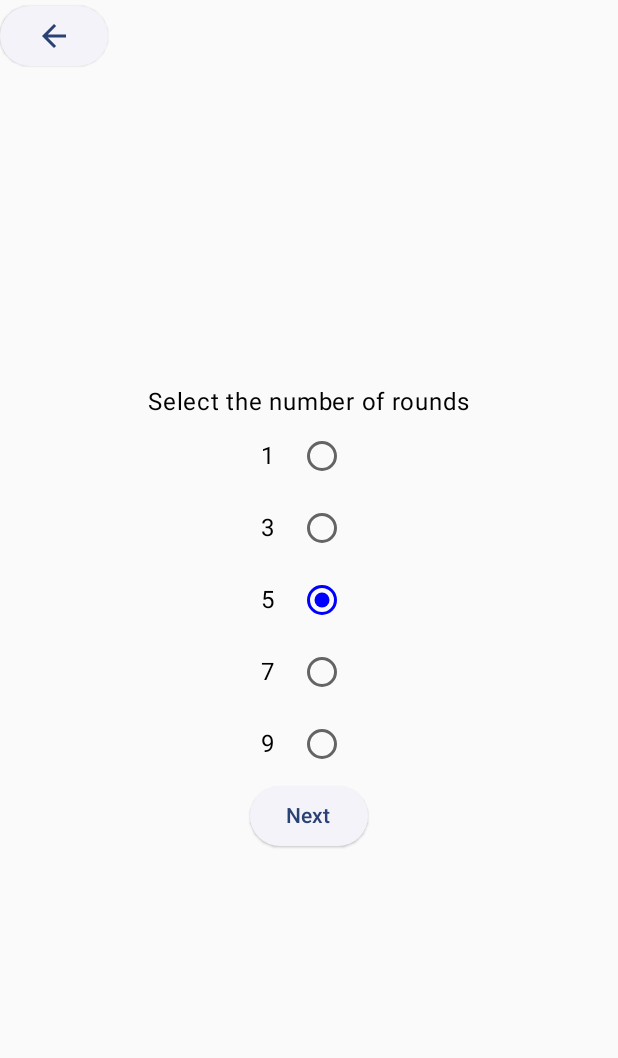
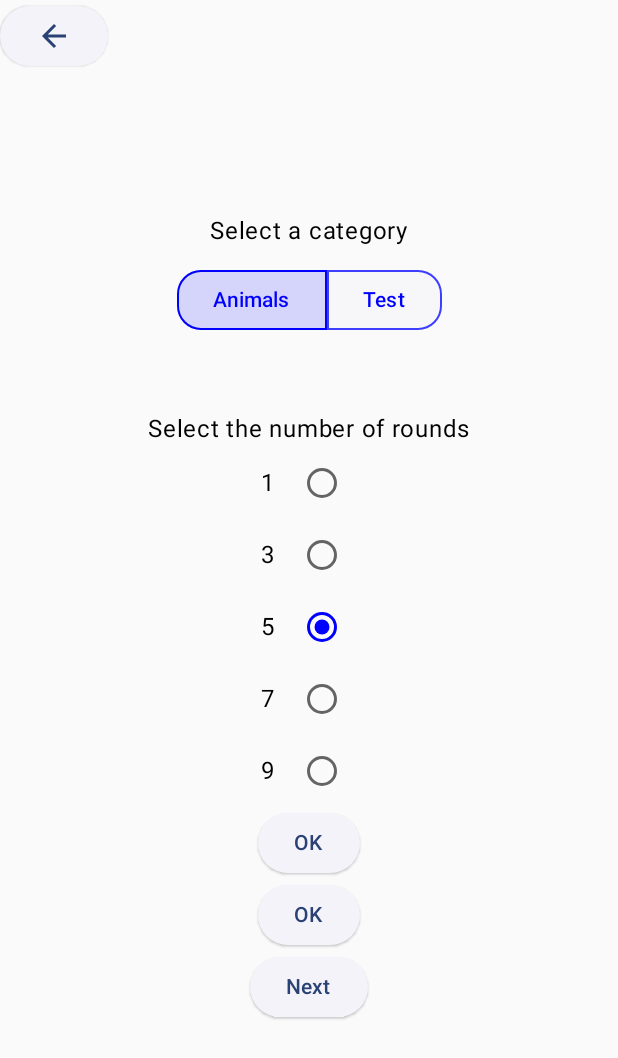
Before and after one commit to guess-It-SDP/guessIt, an Android app built with Jetpack Compose: the GameOptionsActivity screen opened directly, with no data from a screen before it, on a phone screen of 412 x 824 dp. Shown: the top 1058 px of the screen. Run offline under Robolectric (Android 15) with nearby library versions, the phone set to English and light mode, and no system bars; our stand-ins replace Firebase (no records; nobody signed in at launch, a user with empty details on screens opened directly).

Commit message:
Finally created ugly, but functional categories selection (requires pressing of three buttons in consecutive order)

```diff
--- a/app/src/main/java/com/github/freeman/bootcamp/GameOptionsActivity.kt
+++ b/app/src/main/java/com/github/freeman/bootcamp/GameOptionsActivity.kt
@@ -3,15 +3,21 @@ package com.github.freeman.bootcamp
 import android.content.Context
 import android.content.Intent
 import android.os.Bundle
-import android.widget.Toast
 import androidx.activity.ComponentActivity
 import androidx.activity.compose.setContent
+import androidx.compose.foundation.BorderStroke
 import androidx.compose.foundation.layout.*
+import androidx.compose.foundation.shape.RoundedCornerShape
 import androidx.compose.material.RadioButton
 import androidx.compose.material.RadioButtonDefaults
+import androidx.compose.material3.ButtonDefaults
 import androidx.compose.material3.ElevatedButton
+import androidx.compose.material3.OutlinedButton
 import androidx.compose.material3.Text
-import androidx.compose.runtime.*
+import androidx.compose.runtime.Composable
+import androidx.compose.runtime.CompositionLocalProvider
+import androidx.compose.runtime.mutableStateOf
+import androidx.compose.runtime.remember
 import androidx.compose.ui.Alignment
 import androidx.compose.ui.Modifier
 import androidx.compose.ui.graphics.Color
@@ -20,14 +26,21 @@ import androidx.compose.ui.platform.LocalLayoutDirection
 import androidx.compose.ui.platform.testTag
 import androidx.compose.ui.unit.LayoutDirection
 import androidx.compose.ui.unit.dp
+import com.github.freeman.bootcamp.GameOptionsActivity.Companion.CATEGORIES_SELECTION
 import com.github.freeman.bootcamp.GameOptionsActivity.Companion.DEFAULT_CATEGORY_SIZE
 import com.github.freeman.bootcamp.GameOptionsActivity.Companion.NB_ROUNDS
 import com.github.freeman.bootcamp.GameOptionsActivity.Companion.NEXT
 import com.github.freeman.bootcamp.GameOptionsActivity.Companion.ROUNDS_SELECTION
+import com.github.freeman.bootcamp.GameOptionsActivity.Companion.categories
+import com.github.freeman.bootcamp.GameOptionsActivity.Companion.category_size
+import com.github.freeman.bootcamp.GameOptionsActivity.Companion.selectedCategory
 import com.github.freeman.bootcamp.GameOptionsActivity.Companion.selectedTopics
 import com.github.freeman.bootcamp.GameOptionsActivity.Companion.selection
 import com.github.freeman.bootcamp.ui.theme.BootcampComposeTheme
-import com.google.firebase.database.*
+import com.google.firebase.database.DataSnapshot
+import com.google.firebase.database.DatabaseError
+import com.google.firebase.database.DatabaseReference
+import com.google.firebase.database.ValueEventListener
 import com.google.firebase.database.ktx.database
 import com.google.firebase.database.ktx.getValue
 import com.google.firebase.ktx.Firebase
@@ -49,26 +62,30 @@ class GameOptionsActivity : ComponentActivity() {
     }
 
     companion object {
+        const val CATEGORIES_SELECTION = "Select a category"
         const val ROUNDS_SELECTION = "Select the number of rounds"
         const val NEXT = "Next"
         const val NB_TOPICS = 3
-        const val DEFAULT_CATEGORY_SIZE = 100
+        const val DEFAULT_CATEGORY_SIZE = 0
+        val categories = listOf("Animals", "Test")
+        var selectedCategory = categories[0]
         val NB_ROUNDS = listOf("1", "3", "5", "7", "9")
         var selection: Int = 5
         var selectedTopics = mutableListOf<String?>()
+        var category_size = DEFAULT_CATEGORY_SIZE
     }
 }
 
 @Composable
-fun RadioButtonsDisplay() {
+fun RoundsDisplay() {
     val kinds = NB_ROUNDS
     val (selected, setSelected) = remember { mutableStateOf("5") }
-    RadioButtons(mItems = kinds, selected, setSelected)
+    RoundsRadioButtons(mItems = kinds, selected, setSelected)
     selection = Integer.parseInt(selected)
 }
 
 @Composable
-fun RadioButtons(mItems: List<String>, selected: String, setSelected: (selected: String) -> Unit) {
+fun RoundsRadioButtons(mItems: List<String>, selected: String, setSelected: (selected: String) -> Unit) {
     CompositionLocalProvider(LocalLayoutDirection provides LayoutDirection.Rtl) {
         Column(
             modifier = Modifier.fillMaxWidth(),
@@ -102,6 +119,70 @@ fun RadioButtons(mItems: List<String>, selected: String, setSelected: (selected:
 }
 
 @Composable
+fun CategoriesDisplay() {
+    val (selectedIndex, setSelected) = remember { mutableStateOf(0) }
+    CategoriesRadioButtons(selectedIndex, setSelected)
+    selectedCategory = categories[selectedIndex]
+//    Toast.makeText(LocalContext.current, "selectedCategory: $selectedCategory", Toast.LENGTH_SHORT).show()
+}
+
+@Composable
+fun CategoriesRadioButtons(selectedIndex: Int, setSelected: (selected: Int) -> Unit) {
+    Row(
+        modifier = Modifier.fillMaxWidth(),
+        horizontalArrangement = Arrangement.Center,
+    ) {
+        val cornerRadius = 16.dp
+
+        categories.forEachIndexed { index, item ->
+            OutlinedButton(
+                onClick = { setSelected(index) },
+                shape = when (index) {
+                    0 -> RoundedCornerShape(
+                        topStart = cornerRadius,
+                        topEnd = 0.dp,
+                        bottomStart = cornerRadius,
+                        bottomEnd = 0.dp
+                    )
+                    categories.size - 1 -> RoundedCornerShape(
+                        topStart = 0.dp,
+                        topEnd = cornerRadius,
+                        bottomStart = 0.dp,
+                        bottomEnd = cornerRadius
+                    )
+                    else -> RoundedCornerShape(
+                        topStart = 0.dp,
+                        topEnd = 0.dp,
+                        bottomStart = 0.dp,
+                        bottomEnd = 0.dp
+                    )
+                },
+                border = BorderStroke(
+                    1.dp, if (selectedIndex == index) {
+                        Color.Blue
+                    } else {
+                        Color.Blue.copy(alpha = 0.75f)
+                    }
+                ),
+                colors = if (selectedIndex == index) {
+                    ButtonDefaults.outlinedButtonColors(
+                        containerColor = Color.Blue.copy(alpha = 0.15f),
+                        contentColor = Color.Blue
+                    )
+                } else {
+                    ButtonDefaults.outlinedButtonColors(
+                        containerColor = Color.Blue.copy(alpha = 0.01f),
+                        contentColor = Color.Blue
+                    )
+                }
+            ) {
+                Text(item)
+            }
+        }
+    }
+}
+
+@Composable
 fun NextButton(dbref: DatabaseReference, gameId: String) {
     val context = LocalContext.current
     ElevatedButton(
@@ -111,6 +192,44 @@ fun NextButton(dbref: DatabaseReference, gameId: String) {
         }
     ) {
         Text(NEXT)
+    }
+}
+
+
+@Composable
+fun SizeOKButton() {
+    val (size, setSize) = remember { mutableStateOf(DEFAULT_CATEGORY_SIZE) }
+    ElevatedButton(
+        modifier = Modifier.testTag("OKButton"),
+        onClick = {
+            FetchFromDB1(size, setSize)
+        }
+    ) {
+        Text("OK")
+    }
+    category_size = size
+}
+
+@Composable
+fun TopicsOKButton() {
+    val (topics, setTopics) = remember { mutableStateOf(arrayOf<String>()) }
+    ElevatedButton(
+        modifier = Modifier.testTag("OKButton"),
+        onClick = {
+            FetchFromDB2(topics, setTopics)
+        }
+    ) {
+        Text("OK")
+    }
+
+    if (topics.isNotEmpty() && category_size > 0) {
+        val allTopics = topics.toMutableList()
+        val indices = mutableListOf<Int>()
+        for (i in 1..category_size) {
+            val randomNb = (0..category_size).random()
+            indices.add(randomNb)
+        }
+        selectedTopics.addAll(listOf(allTopics[indices[0]], allTopics[indices[1]], allTopics[indices[2]]))
     }
 }
 
@@ -124,38 +243,31 @@ fun next(context: Context, dbref: DatabaseReference, gameId: String) {
     })
 }
 
-@Composable
-fun FetchFromDB() {
-    val dbrefTopics = Firebase.database.getReference("Topics/Animals")
-    val context = LocalContext.current
-    var topics by remember { mutableStateOf(arrayOf<String>()) }
-    var size = DEFAULT_CATEGORY_SIZE
+fun FetchFromDB1(size: Int, setSize: (topics: Int) -> Unit) {
+    val dbrefTopics = Firebase.database.getReference("Topics/$selectedCategory")
 
     // Fetch the number of topics present in the given category
     dbrefTopics.addValueEventListener(object : ValueEventListener {
         override fun onDataChange(dataSnapshot: DataSnapshot) {
-            size = dataSnapshot.childrenCount.toInt()
-            Toast.makeText(context, "Size: $size", Toast.LENGTH_SHORT).show()
+            val fetchedSize = dataSnapshot.childrenCount.toInt() - 1
+            setSize(fetchedSize)
         }
 
         override fun onCancelled(databaseError: DatabaseError) {
             throw databaseError.toException()
         }
     })
+}
+
+fun FetchFromDB2(topics: Array<String>, setTopics: (topics: Array<String>) -> Unit) {
+    val dbrefTopics = Firebase.database.getReference("Topics/$selectedCategory")
 
     // Fetches topics from the database
     dbrefTopics.addValueEventListener(object : ValueEventListener {
         override fun onDataChange(snapshot: DataSnapshot) {
             if (snapshot.exists()) {
                 val fetchedTopics = snapshot.getValue<ArrayList<String>>()!!
-                topics = fetchedTopics.toTypedArray()
-
-                val indices = mutableListOf<Int>()
-                for (i in 1..3) {
-                    val randomNb = (0..size).random()
-                    indices.add(randomNb)
-                }
-                selectedTopics.addAll(listOf(topics[indices[0]], topics[indices[1]], topics[indices[2]]))
+                setTopics(fetchedTopics.toTypedArray())
             }
         }
 
@@ -175,12 +287,20 @@ fun GameOptionsScreen(dbref: DatabaseReference, gameId: String) {
         horizontalAlignment = Alignment.CenterHorizontally
     ) {
         Text(
+            modifier = Modifier.testTag("categoriesSelection"),
+            text = CATEGORIES_SELECTION
+        )
+        Spacer(modifier = Modifier.size(10.dp))
+        CategoriesDisplay()
+        Spacer(modifier = Modifier.size(50.dp))
+        Text(
             modifier = Modifier.testTag("roundsSelection"),
             text = ROUNDS_SELECTION
         )
-        RadioButtonsDisplay()
+        RoundsDisplay()
+        SizeOKButton()
+        TopicsOKButton()
         NextButton(dbref, gameId)
-        FetchFromDB()
     }
 
     Column(
```
